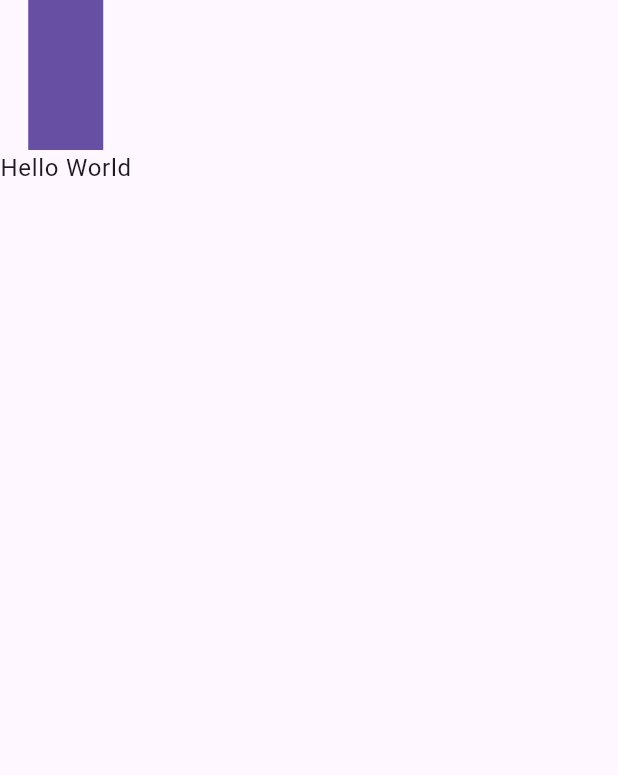
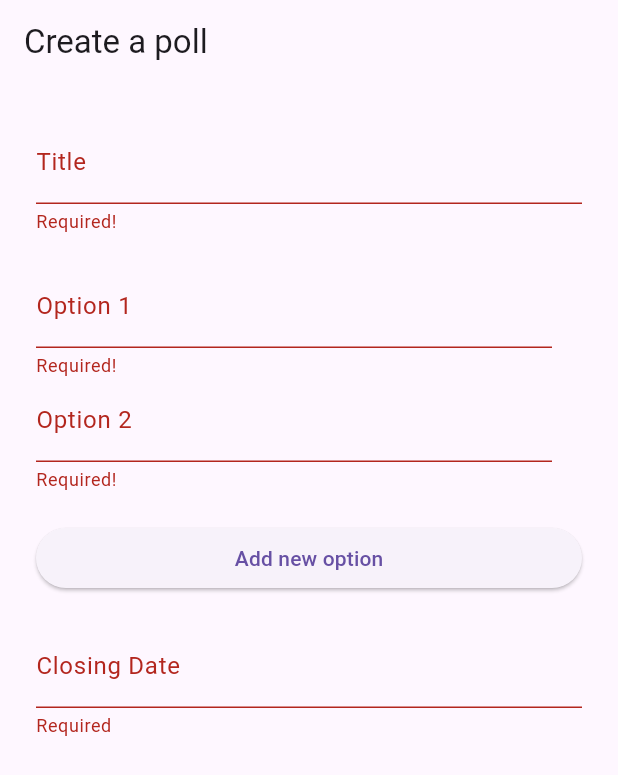
Before and after one commit to smitskotak/pollee_fe, a Flutter app: the screen it shows after launch, on a phone screen of 412 x 824 dp. Shown: the top 775 px of the screen. Run offline on Flutter 3.47's test engine with Material 2 defaults, Android fonts, the phone set to English and light mode, and no system bars; our stand-ins replace flutter_mobx, mobx; generated files the repository leaves out were written again.

Commit message:
expiry date

```diff
--- a/lib/main.dart
+++ b/lib/main.dart
@@ -17,7 +17,7 @@ class MyApp extends StatelessWidget {
         useMaterial3: true,
       ),
       routes: appRoutes,
-      initialRoute: RouteNames.login,
+      initialRoute: RouteNames.createPoll,
     );
   }
 }
--- a/lib/routes.dart
+++ b/lib/routes.dart
@@ -1,10 +1,13 @@
 import 'package:flutter/material.dart';
+import 'package:pollee/screens/create_poll/create_poll_screen.dart';
 import 'package:pollee/screens/login.dart';
 
 class RouteNames {
   static const login = '/login';
+  static const createPoll = '/create_poll';
 }
 
 final Map<String, Widget Function(BuildContext)> appRoutes = {
   RouteNames.login: (_) => const LoginScreen(),
+  RouteNames.createPoll: (_) => const CreatePollScreen(),
 };
--- /dev/null
+++ b/lib/screens/create_poll/create_poll_screen.dart
@@ -0,0 +1,174 @@
+import 'package:collection/collection.dart';
+import 'package:flutter/material.dart';
+import 'package:flutter_mobx/flutter_mobx.dart';
+import 'package:mobx/mobx.dart';
+import 'package:pollee/screens/create_poll/create_poll_view_model.dart';
+import 'package:provider/provider.dart';
+
+class CreatePollScreen extends StatelessWidget {
+  const CreatePollScreen({super.key});
+
+  @override
+  Widget build(BuildContext context) {
+    return Provider(
+      create: (_) => CreatePollViewModel(),
+      child: const _CreatePollScaffold(),
+    );
+  }
+}
+
+class _CreatePollScaffold extends StatefulWidget {
+  const _CreatePollScaffold({Key? key}) : super(key: key);
+
+  @override
+  State<_CreatePollScaffold> createState() => _CreatePollScaffoldState();
+}
+
+class _CreatePollScaffoldState extends State<_CreatePollScaffold> {
+  final _expiryDateController = TextEditingController();
+  ReactionDisposer? _disposer;
+
+  @override
+  void initState() {
+    _disposer = autorun(
+      (_) {
+        _expiryDateController.text =
+            context.read<CreatePollViewModel>().formattedExpiryDateTime ?? '';
+      },
+    );
+
+    super.initState();
+  }
+
+  @override
+  Widget build(BuildContext context) {
+    final viewModel = context.read<CreatePollViewModel>();
+    return Observer(
+      builder: (context) {
+        return GestureDetector(
+          onTap: () => FocusScope.of(context).unfocus(),
+          child: Scaffold(
+            appBar: AppBar(
+              title: Text(
+                'Create a poll',
+                style: Theme.of(context).textTheme.titleLarge,
+              ),
+            ),
+            body: Padding(
+              padding: const EdgeInsets.all(24.0),
+              child: SingleChildScrollView(
+                child: Column(
+                  crossAxisAlignment: CrossAxisAlignment.stretch,
+                  children: [
+                    TextField(
+                      onChanged: (val) => runInAction(
+                        () => viewModel.title = val,
+                      ),
+                      minLines: 1,
+                      maxLines: 3,
+                      decoration: InputDecoration(
+                        hintText: 'enter poll title here...',
+                        labelText: 'Title',
+                        errorText: viewModel.titleError,
+                      ),
+                    ),
+                    const SizedBox(height: 20),
+                    ...viewModel.options
+                        .mapIndexed(
+                          (index, element) => Row(
+                            children: [
+                              Expanded(
+                                child: TextField(
+                                  onChanged: (val) {
+                                    runInAction(
+                                      () => viewModel.setOptionValue(
+                                        value: val,
+                                        optionPosition: index,
+                                      ),
+                                    );
+                                  },
+                                  decoration: InputDecoration(
+                                    hintText: 'enter option value here...',
+                                    labelText: 'Option ${index + 1}',
+                                    errorText: viewModel.optionsErrors[index],
+                                  ),
+                                ),
+                              ),
+                              const SizedBox(width: 20),
+                              if (viewModel.showDeleteOptionButton(index))
+                                IconButton(
+                                  onPressed: () =>
+                                      viewModel.deleteOption(index),
+                                  icon: const Icon(Icons.delete),
+                                ),
+                            ],
+                          ),
+                        )
+                        .toList(),
+                    if (viewModel.canAddNewOption) ...[
+                      const SizedBox(height: 20),
+                      ElevatedButton(
+                        onPressed: () => viewModel.addNewOption(),
+                        child: const Text(
+                          'Add new option',
+                        ),
+                      ),
+                    ],
+                    const SizedBox(height: 20),
+                    TextField(
+                      controller: _expiryDateController,
+                      readOnly: true,
+                      onTap: () async {
+                        final date = await showDatePicker(
+                          context: context,
+                          initialDate: DateTime.now(),
+                          firstDate: DateTime.now(),
+                          lastDate: DateTime.now().add(const Duration(days: 7)),
+                        );
+                        if (date == null) {
+                          return;
+                        }
+                        final time = await showTimePicker(
+                          context: context,
+                          initialTime: TimeOfDay.now(),
+                        );
+                        if (time == null) {
+                          return;
+                        }
+                        runInAction(
+                          () {
+                            final selectedDateTime = DateTime(
+                              date.year,
+                              date.month,
+                              date.day,
+                              time.hour,
+                              time.minute,
+                              0,
+                            );
+                            viewModel.expiresAt = selectedDateTime;
+                          },
+                        );
+                      },
+                      decoration: InputDecoration(
+                        hintText:
+                            'set date and time when this poll should be closed',
+                        labelText: 'Closing Date',
+                        errorText: viewModel.expiresAtError,
+                      ),
+                    ),
+                  ],
+                ),
+              ),
+            ),
+          ),
+        );
+      },
+    );
+  }
+
+  @override
+  void dispose() {
+    _disposer?.call();
+    super.dispose();
+  }
+}
--- a/pubspec.yaml
+++ b/pubspec.yaml
@@ -36,6 +36,7 @@ dependencies:
   flutter_mobx: ^2.0.6+5
   dio: ^4.0.6
   collection: 1.16.0
+  intl: ^0.17.0
 
 
   # The following adds the Cupertino Icons font to your application.
```
Also changed, not shown: lib/screens/create_poll/create_poll_view_model.dart (added, +106 -0 lines), lib/screens/create_poll/create_poll_view_model.g.dart (added), pubspec.lock.
